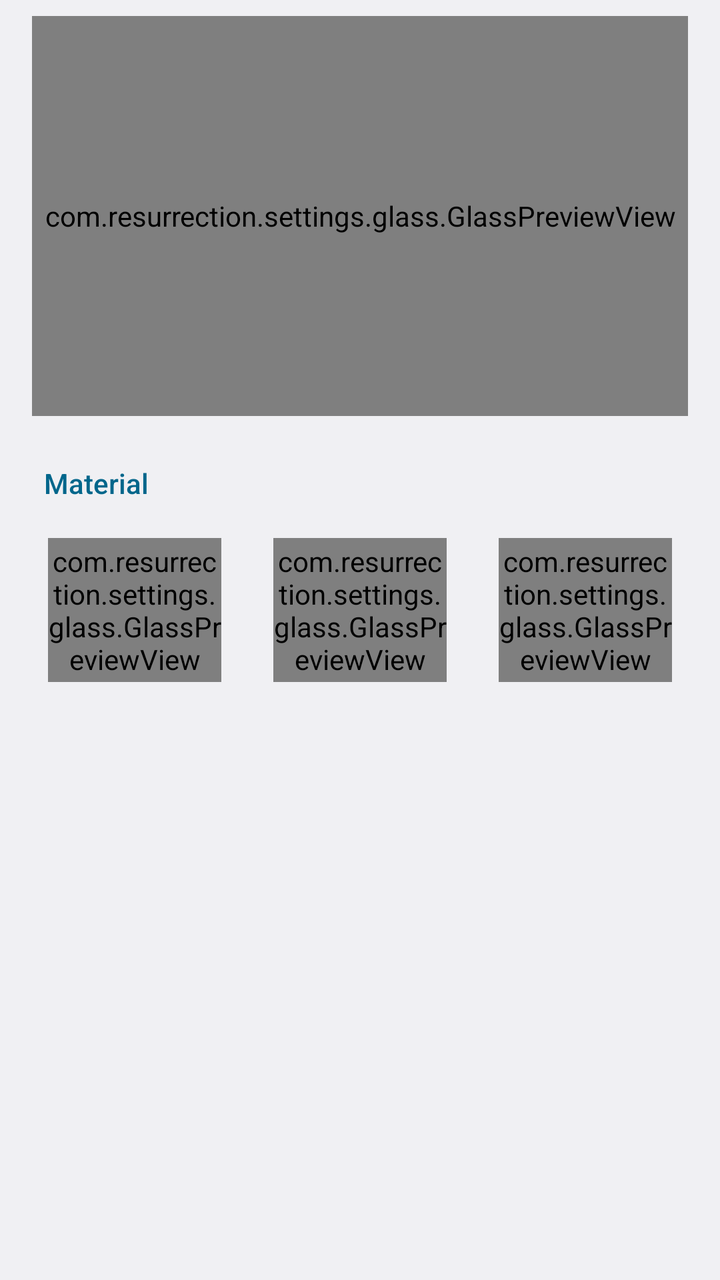
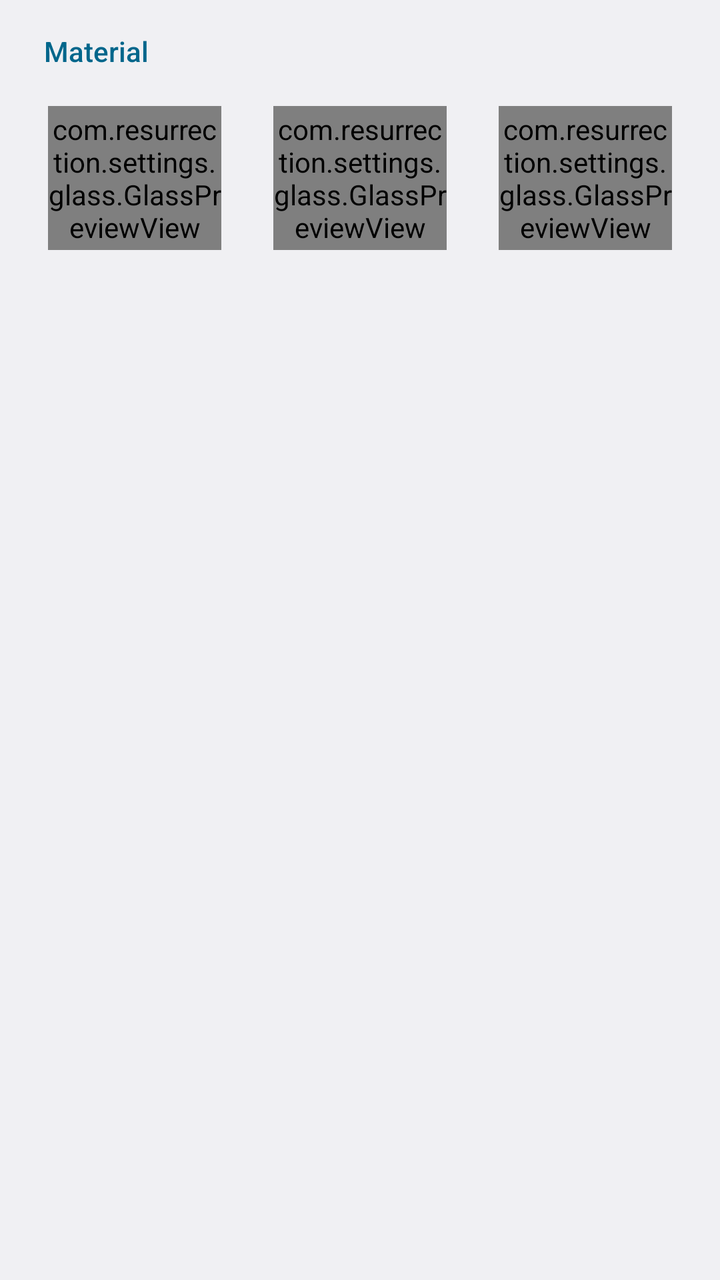

Two renders of the same Android screen: before a commit and after it. Below are the layout's source before the change and the commit's diff.
<!-- AndroidManifest.xml: application theme android:Theme.DeviceDefault.DayNight -->
<!-- res/layout/remixer_liquid_glass.xml -->
<?xml version="1.0" encoding="utf-8"?>
<LinearLayout xmlns:android="http://schemas.android.com/apk/res/android"
    android:layout_width="match_parent"
    android:layout_height="wrap_content"
    android:orientation="vertical"
    android:paddingStart="16dp"
    android:paddingTop="8dp"
    android:paddingEnd="16dp"
    android:paddingBottom="8dp">

    <com.resurrection.settings.glass.GlassPreviewView
        android:id="@+id/liquid_glass_preview"
        android:layout_width="match_parent"
        android:layout_height="200dp"
        android:importantForAccessibility="no" />

    <TextView
        android:layout_width="wrap_content"
        android:layout_height="wrap_content"
        android:layout_marginStart="6dp"
        android:layout_marginTop="24dp"
        android:layout_marginBottom="10dp"
        android:accessibilityHeading="true"
        android:fontFamily="sans-serif-medium"
        android:text="@string/liquid_glass_material_title"
        android:textColor="?android:attr/colorAccent"
        android:textSize="14sp" />

    <LinearLayout
        android:layout_width="match_parent"
        android:layout_height="wrap_content"
        android:orientation="horizontal">

        <include
            android:id="@+id/liquid_glass_solid"
            layout="@layout/remixer_liquid_glass_material"
            android:layout_width="0dp"
            android:layout_height="wrap_content"
            android:layout_marginEnd="10dp"
            android:layout_weight="1" />

        <include
            android:id="@+id/liquid_glass_frosted"
            layout="@layout/remixer_liquid_glass_material"
            android:layout_width="0dp"
            android:layout_height="wrap_content"
            android:layout_marginEnd="10dp"
            android:layout_weight="1" />

        <include
            android:id="@+id/liquid_glass_liquid"
            layout="@layout/remixer_liquid_glass_material"
            android:layout_width="0dp"
            android:layout_height="wrap_content"
            android:layout_weight="1" />
    </LinearLayout>
</LinearLayout>
<!-- res/layout/remixer_liquid_glass_material.xml (included above) -->
<?xml version="1.0" encoding="utf-8"?>
<LinearLayout xmlns:android="http://schemas.android.com/apk/res/android"
    android:layout_width="0dp"
    android:layout_height="wrap_content"
    android:clickable="true"
    android:focusable="true"
    android:minHeight="140dp"
    android:orientation="vertical"
    android:padding="8dp">

    <com.resurrection.settings.glass.GlassPreviewView
        android:id="@+id/liquid_glass_swatch"
        android:layout_width="match_parent"
        android:layout_height="72dp"
        android:importantForAccessibility="no" />

    <TextView
        android:id="@+id/liquid_glass_label"
        android:layout_width="wrap_content"
        android:layout_height="wrap_content"
        android:layout_marginStart="4dp"
        android:layout_marginTop="8dp"
        android:fontFamily="sans-serif-medium"
        android:textColor="?android:attr/textColorPrimary"
        android:textSize="15sp" />

    <TextView
        android:id="@+id/liquid_glass_desc"
        android:layout_width="wrap_content"
        android:layout_height="wrap_content"
        android:layout_marginStart="4dp"
        android:textColor="?android:attr/textColorSecondary"
        android:textSize="12sp" />
</LinearLayout>
<!-- resources referenced by this layout -->
<resources>
  <string name="liquid_glass_material_title">Material</string>
</resources>

<!-- the commit's change to res/layout/remixer_liquid_glass.xml (unified diff, before → after) -->
@@ -8,17 +8,12 @@
     android:paddingEnd="16dp"
     android:paddingBottom="8dp">
 
-    <com.resurrection.settings.glass.GlassPreviewView
-        android:id="@+id/liquid_glass_preview"
-        android:layout_width="match_parent"
-        android:layout_height="200dp"
-        android:importantForAccessibility="no" />
 
     <TextView
         android:layout_width="wrap_content"
         android:layout_height="wrap_content"
         android:layout_marginStart="6dp"
-        android:layout_marginTop="24dp"
+        android:layout_marginTop="8dp"
         android:layout_marginBottom="10dp"
         android:accessibilityHeading="true"
         android:fontFamily="sans-serif-medium"
